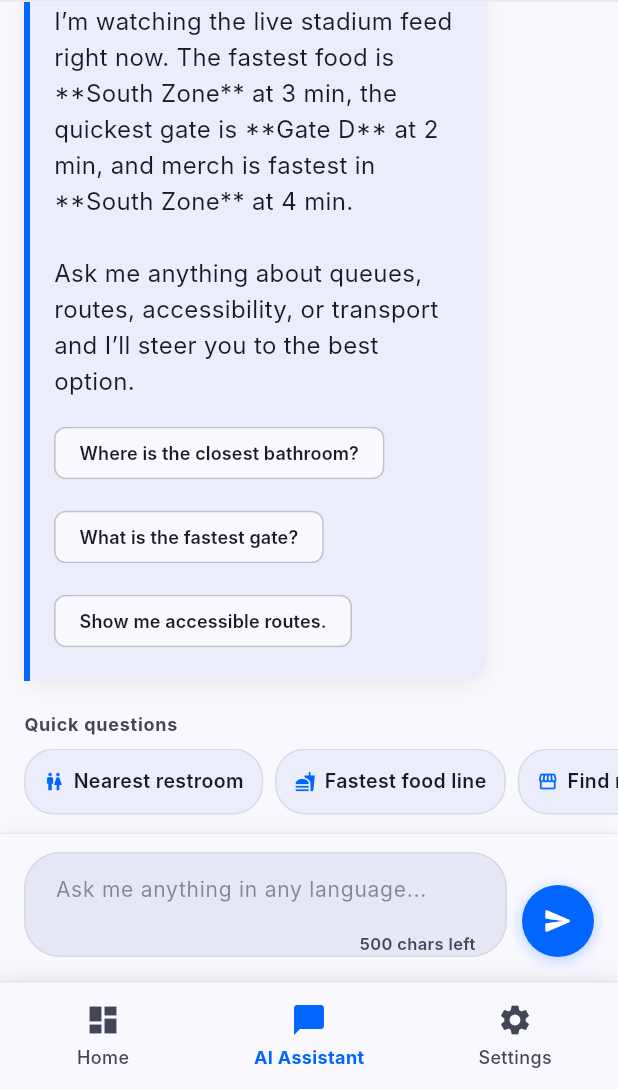
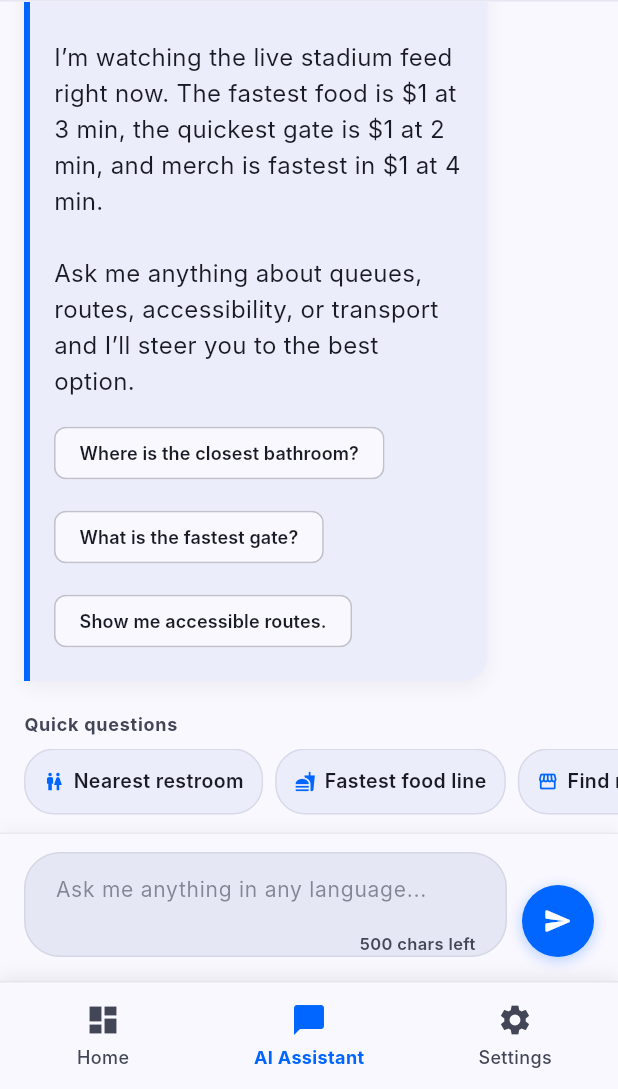
Before and after one commit to Saip2503/Stadium-Genie, a Flutter app: the ChatScreen screen opened by its route, after a tap on "Where is the closest bathroom?", after a tap on the "delete sweep" icon, on a phone screen of 412 x 824 dp, the part 147-1236 px from its top. Run offline on Flutter 3.47's test engine with Material 3 defaults, Android fonts, the phone set to English and light mode, and no system bars; drawn by our look-alikes of flutter_animate; our stand-ins replace firebase_auth, firebase_core, flutter_dotenv, flutter_riverpod, google_generative_ai, google_sign_in and 1 more; accounts and stored records are empty; network calls fail; Roboto replaces fonts that are missing (Inter).

Commit message:
Clean fallback chat display

```diff
--- a/lib/services/ai_service.dart
+++ b/lib/services/ai_service.dart
@@ -9,9 +9,6 @@ class AIService {
   String? _initializedApiKey;
   String? _initializedSystemPrompt;
   DateTime? _quotaCooldownUntil;
-
-  static const missingApiKeyMessage =
-      "AI setup needed: add a .env file at the project root with AI_API_KEY=your_gemini_api_key. The app will keep running with simulated stadium guidance until a key is provided.";
 
   String _readApiKey() {
     return (dotenv.env['AI_API_KEY'] ??
@@ -75,7 +72,6 @@ class AIService {
 
     if (_model == null) {
       // Fallback: Generate a smart simulated response locally if API key is missing.
-      yield "$missingApiKeyMessage\n\n";
       yield* _generateMockFallbackResponse(
         conversationHistory.last.content,
         systemPrompt,
@@ -84,7 +80,6 @@ class AIService {
     }
 
     if (_isQuotaCoolingDown) {
-      yield "Gemini quota is temporarily busy, so I’m using the built-in stadium operations helper right now.\n\n";
       yield* _generateMockFallbackResponse(
         conversationHistory.last.content,
         systemPrompt,
@@ -115,7 +110,6 @@ class AIService {
       }
 
       if (!receivedText) {
-        yield "Gemini did not return text, so I’m using the built-in stadium operations helper right now.\n\n";
         yield* _generateMockFallbackResponse(
           conversationHistory.last.content,
           systemPrompt,
@@ -127,18 +121,8 @@ class AIService {
           errorText.contains('429') ||
           errorText.contains('quota') ||
           errorText.contains('resource_exhausted');
-      final isModelUnavailableError =
-          errorText.contains('404') ||
-          errorText.contains('not found') ||
-          errorText.contains('model');
-
       if (isQuotaError) {
         _quotaCooldownUntil = DateTime.now().add(const Duration(minutes: 2));
-        yield "Gemini quota is temporarily busy, so I’m using the built-in stadium operations helper right now.\n\n";
-      } else if (isModelUnavailableError) {
-        yield "Gemini model access is unavailable for this deployment, so I’m using the built-in stadium operations helper right now.\n\n";
-      } else {
-        yield "Gemini is temporarily unavailable, so I’m using the built-in stadium operations helper right now.\n\n";
       }
 
       yield* _generateMockFallbackResponse(
--- a/lib/widgets/chat_bubble.dart
+++ b/lib/widgets/chat_bubble.dart
@@ -21,6 +21,7 @@ class ChatBubble extends StatelessWidget {
   @override
   Widget build(BuildContext context) {
     final isUser = message.isUser;
+    final displayContent = _cleanMarkdownMarkers(message.content);
 
     final userBg = const LinearGradient(
       colors: [AppColors.primary, AppColors.primaryContainer],
@@ -65,7 +66,7 @@ class ChatBubble extends StatelessWidget {
                 // Interactive bubble
                 GestureDetector(
                   onLongPress: () {
-                    Clipboard.setData(ClipboardData(text: message.content));
+                    Clipboard.setData(ClipboardData(text: displayContent));
                     ScaffoldMessenger.of(context).showSnackBar(
                       const SnackBar(
                         content: Text('Message copied to clipboard'),
@@ -75,7 +76,7 @@ class ChatBubble extends StatelessWidget {
                   },
                   child: AccessibilityWrapper(
                     label:
-                        "${isUser ? 'User message' : 'AI Assistant response'}: ${message.content}",
+                        "${isUser ? 'User message' : 'AI Assistant response'}: $displayContent",
                     hint: "Long press to copy text",
                     child: Container(
                       decoration: BoxDecoration(
@@ -127,7 +128,7 @@ class ChatBubble extends StatelessWidget {
                                     message.isLoading
                                         ? _buildTypingIndicator(isDark)
                                         : Text(
-                                            message.content,
+                                            displayContent,
                                             style: textStyle,
                                           ),
                                     if (message.isAssistant &&
@@ -190,6 +191,14 @@ class ChatBubble extends StatelessWidget {
         .slideX(begin: isUser ? 0.05 : -0.05, duration: 200.ms);
   }
 
+  String _cleanMarkdownMarkers(String content) {
+    return content
+        .replaceAll(RegExp(r'\*\*(.*?)\*\*'), r'$1')
+        .replaceAll(RegExp(r'__(.*?)__'), r'$1')
+        .replaceAll('*', '')
+        .trim();
+  }
+
   Widget _buildTypingIndicator(bool isDark) {
     final dotColor = AppColors.getOnSurfaceVariant(isDark);
     return Row(
```
